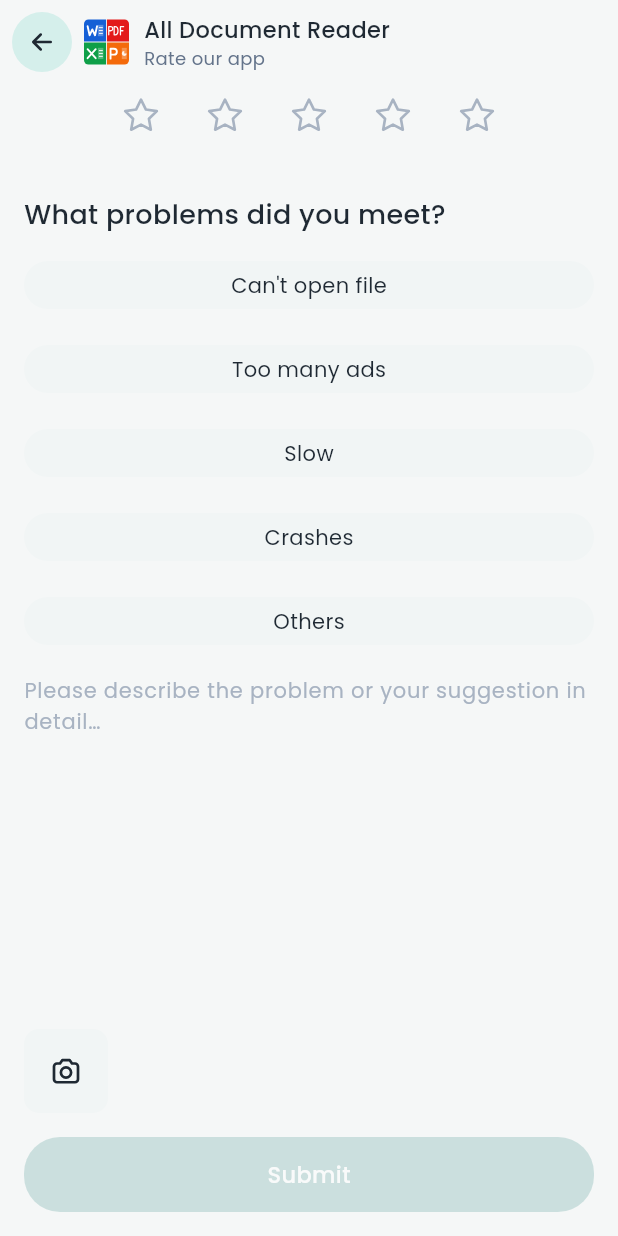
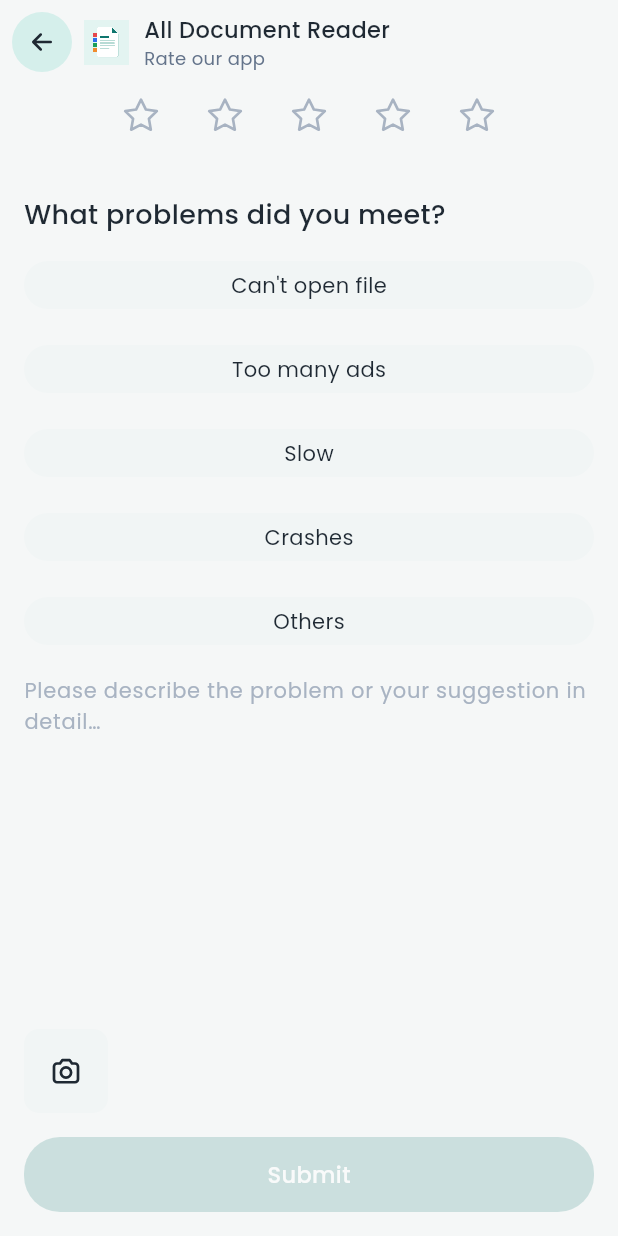
Before and after one commit to shaharyar395/alldocumentreaderIOS, a Flutter app: the FeedbackPage screen opened directly, on a phone screen of 412 x 824 dp. Run offline on Flutter 3.47's test engine with Material 3 defaults, Android fonts, the phone set to English and light mode, and no system bars; our stand-ins replace file_picker, firebase_analytics, firebase_core, firebase_messaging, firebase_remote_config, flutter_local_notifications and 9 more; missing offline and left inert: adjust_sdk, app_tracking_transparency, cunning_document_scanner, firebase_app_check, firebase_in_app_messaging, flutter_tesseract_ocr and 2 more; accounts and stored records are empty; project files that could hold a hidden picture were left out.

Commit message:
Use the document icon for the iOS app icon, launch screen, and in-app logo.
Co-authored-by: Cursor <cursoragent@cursor.com>

```diff
--- a/lib/features/settings/feedback_page.dart
+++ b/lib/features/settings/feedback_page.dart
@@ -179,7 +179,7 @@ class _FeedbackPageState extends State<FeedbackPage> {
                               Navigator.of(context).maybePop();
                             }),
                             const SizedBox(width: 4),
-                            const NativeIcon(ND.icLogo, size: 30),
+                            const AppLogo(size: 30),
                             const SizedBox(width: 10),
                             Expanded(
                               child: Column(
--- a/lib/widgets/chrome.dart
+++ b/lib/widgets/chrome.dart
@@ -10,9 +10,17 @@ class AppLogo extends StatelessWidget {
 
   final double size;
 
-  /// The app logo: the Android app's ic_logo vector (same art as the launcher icon).
+  /// The document icon, shown whole. Splash, launch, and the app icon use this artwork.
   @override
-  Widget build(BuildContext context) => NativeIcon(ND.icLogo, size: size);
+  Widget build(BuildContext context) {
+    return Image.asset(
+      'assets/images/app_logo.png',
+      width: size,
+      height: size,
+      fit: BoxFit.contain,
+      filterQuality: FilterQuality.high,
+    );
+  }
 }
 
 /// The Android app's ic_crown (gold crown with a red check). With [color] it is tinted
```
Also changed, not shown: assets/icon/app_icon.png, assets/images/app_logo.png (added), 5 other files.
